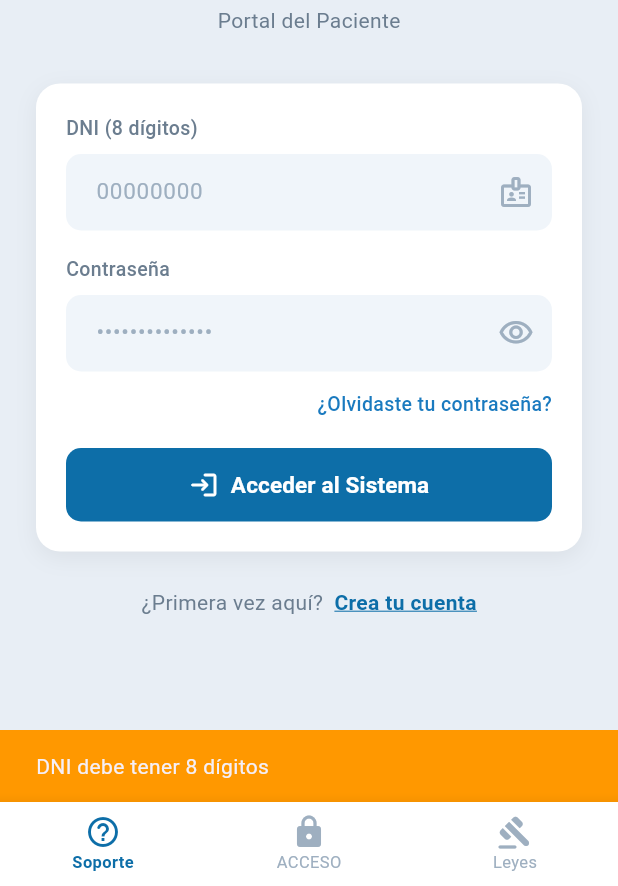
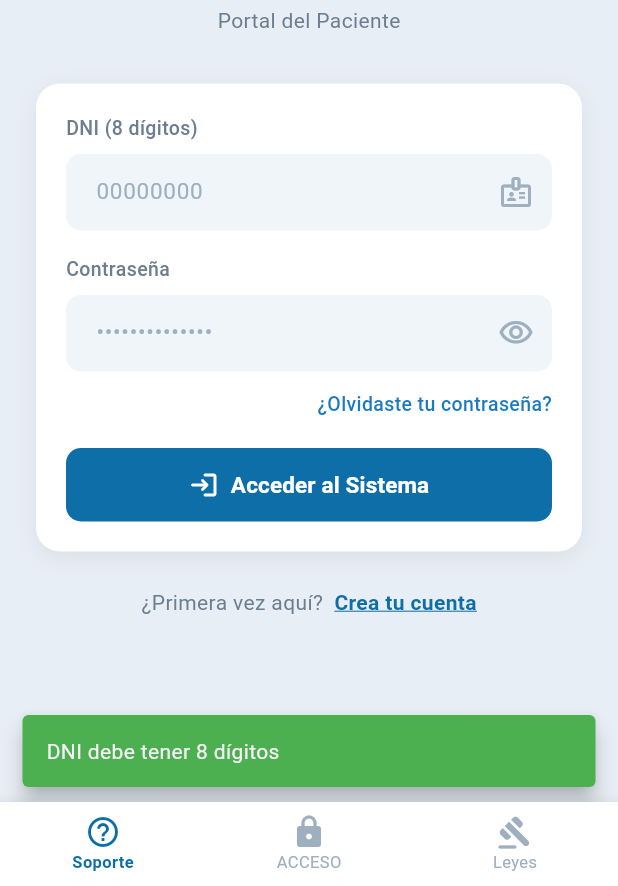
Before and after one commit to SANUVI-MINSA/ferova-clinic-mobile, a Flutter app: the screen it shows after launch, after a tap on "Acceder al Sistema", on a phone screen of 412 x 824 dp, the part 350-1236 px from its top. Run offline on Flutter 3.47's test engine with Material 3 defaults, Android fonts, the phone set to English and light mode, and no system bars; our stand-ins replace get_it, shared_preferences; statements that could not run were skipped.

Commit message:
feat: enhance login page with message handling and user feedback

```diff
--- a/lib/feature/auth/presentation/login_page.dart
+++ b/lib/feature/auth/presentation/login_page.dart
@@ -16,9 +16,43 @@ class _LoginPageState extends State<LoginPage> {
   bool _obscurePassword = true;
   int _selectedIndex = 1;
 
-  // Flags para controlar que los mensajes se muestren solo una vez
-  bool _errorShown = false;
-  bool _successShown = false;
+  // Usar un mensaje único que se muestra una sola vez
+  String? _pendingMessage;
+
+  @override
+  void initState() {
+    super.initState();
+    // Escuchar cambios en el ViewModel después de que se construya
+    WidgetsBinding.instance.addPostFrameCallback((_) {
+      _setupMessageListener();
+    });
+  }
+
+  void _setupMessageListener() {
+    final viewModel = Provider.of<LoginViewModel>(context, listen: false);
+    viewModel.messageStream.listen((message) {
+      if (mounted) {
+        _showMessage(message);
+      }
+    });
+  }
+
+  void _showMessage(String message) {
+    // Determinar si es error o éxito basado en el contenido
+    final isError = message.contains('incorrectos') ||
+                    message.contains('Error') ||
+                    message.contains('error');
+
+    ScaffoldMessenger.of(context).clearSnackBars();
+    ScaffoldMessenger.of(context).showSnackBar(
+      SnackBar(
+        content: Text(message),
+        backgroundColor: isError ? Colors.red : Colors.green,
+        duration: const Duration(seconds: 2),
+        behavior: SnackBarBehavior.floating,
+      ),
+    );
+  }
 
   @override
   void dispose() {
@@ -30,52 +64,30 @@ class _LoginPageState extends State<LoginPage> {
   @override
   Widget build(BuildContext context) {
     final viewModel = Provider.of<LoginViewModel>(context);
+    final state = viewModel.state;
 
-    // Mostrar error si existe (solo una vez)
-    if (viewModel.state.errorMessage != null && !_errorShown) {
-      _errorShown = true;
+    // Manejar navegación después de login exitoso
+    if (state.user != null && state.token != null && _pendingMessage == null) {
+      _pendingMessage = 'success';
       WidgetsBinding.instance.addPostFrameCallback((_) {
-        ScaffoldMessenger.of(context).showSnackBar(
-          SnackBar(
-            content: Text(viewModel.state.errorMessage!),
-            backgroundColor: Colors.red,
-            duration: const Duration(seconds: 4),
-          ),
-        );
-        viewModel.clearError();
-        Future.delayed(const Duration(milliseconds: 500), () {
-          _errorShown = false;
-        });
-      });
-    }
+        // Limpiar estado después de la navegación
+        final userDni = state.user!.dni;
+        viewModel.clearSuccess();
 
-    // Mostrar éxito y navegar al home (solo una vez)
-    if (viewModel.state.user != null && viewModel.state.token != null && !_successShown) {
-      _successShown = true;
-      WidgetsBinding.instance.addPostFrameCallback((_) {
-        ScaffoldMessenger.of(context).showSnackBar(
-          SnackBar(
-            content: Text('Bienvenido ${viewModel.state.user!.fullName}'),
-            backgroundColor: Colors.green,
-            duration: const Duration(seconds: 3),
-          ),
-        );
-        // Limpiar el éxito si es necesario
-        viewModel.clearSuccess();
-        Future.delayed(const Duration(milliseconds: 500), () {
         if (mounted) {
-            // Navegar a HomePage
+          // TODO: Navegar a HomePage cuando esté lista
           // Navigator.pushReplacement(
           //   context,
           //   MaterialPageRoute(builder: (_) => const HomePage()),
           // );
+
+          _pendingMessage = null;
         }
-        });
       });
     }
 
     // Mostrar loading
-    if (viewModel.state.isLoading) {
+    if (state.isLoading) {
       return const Scaffold(
         backgroundColor: Color(0xFFE8EEF5),
         body: Center(
@@ -99,8 +111,6 @@ class _LoginPageState extends State<LoginPage> {
             child: Column(
               children: [
                 const SizedBox(height: 24),
-
-                // Logo
                 Container(
                   width: 100,
                   height: 100,
@@ -122,9 +132,7 @@ class _LoginPageState extends State<LoginPage> {
                     fit: BoxFit.contain,
                   ),
                 ),
-
                 const SizedBox(height: 16),
-
                 const Text(
                   'FerovaClinic',
                   style: TextStyle(
@@ -133,17 +141,12 @@ class _LoginPageState extends State<LoginPage> {
                     color: Color(0xFF1A3A5C),
                   ),
                 ),
-
                 const SizedBox(height: 4),
-
                 const Text(
                   'Portal del Paciente',
                   style: TextStyle(fontSize: 14, color: Color(0xFF6B7D8F)),
                 ),
-
                 const SizedBox(height: 32),
-
-                // Login Card
                 Container(
                   padding: const EdgeInsets.all(20),
                   decoration: BoxDecoration(
@@ -160,7 +163,6 @@ class _LoginPageState extends State<LoginPage> {
                   child: Column(
                     crossAxisAlignment: CrossAxisAlignment.start,
                     children: [
-                      // DNI Field
                       const Text(
                         'DNI (8 dígitos)',
                         style: TextStyle(
@@ -198,10 +200,7 @@ class _LoginPageState extends State<LoginPage> {
                           ),
                         ),
                       ),
-
                       const SizedBox(height: 16),
-
-                      // Password Field
                       const Text(
                         'Contraseña',
                         style: TextStyle(
@@ -243,16 +242,11 @@ class _LoginPageState extends State<LoginPage> {
                           ),
                         ),
                       ),
-
                       const SizedBox(height: 12),
-
-                      // Forgot password
                       Align(
                         alignment: Alignment.centerRight,
                         child: GestureDetector(
-                          onTap: () {
-                            // TODO: Ir a página de recuperar contraseña
-                          },
+                          onTap: () {},
                           child: const Text(
                             '¿Olvidaste tu contraseña?',
                             style: TextStyle(
@@ -263,18 +257,13 @@ class _LoginPageState extends State<LoginPage> {
                           ),
                         ),
                       ),
-
                       const SizedBox(height: 20),
-
-                      // Login Button
                       SizedBox(
                         width: double.infinity,
                         child: ElevatedButton.icon(
-                          onPressed: viewModel.state.isLoading
+                          onPressed: state.isLoading
                               ? null
-                              : () {
-                            _login(viewModel);
-                          },
+                              : () => _login(viewModel),
                           icon: const Icon(Icons.login_rounded, size: 20),
                           label: const Text(
                             'Acceder al Sistema',
@@ -297,10 +286,7 @@ class _LoginPageState extends State<LoginPage> {
                     ],
                   ),
                 ),
-
                 const SizedBox(height: 24),
-
-                // Register link
                 Row(
                   mainAxisAlignment: MainAxisAlignment.center,
                   children: [
@@ -333,15 +319,12 @@ class _LoginPageState extends State<LoginPage> {
                     ),
                   ],
                 ),
-
                 const SizedBox(height: 24),
               ],
             ),
           ),
         ),
       ),
-
-      // Bottom Navigation Bar
       bottomNavigationBar: BottomNavigationBar(
         currentIndex: _selectedIndex,
         onTap: (index) => setState(() => _selectedIndex = index),
@@ -372,32 +355,22 @@ class _LoginPageState extends State<LoginPage> {
   }
 
   void _login(LoginViewModel viewModel) async {
-    // Resetear flags
-    _errorShown = false;
-    _successShown = false;
+    // Limpiar mensajes pendientes anteriores
+    _pendingMessage = null;
+    ScaffoldMessenger.of(context).clearSnackBars();
 
-    // Validaciones
+    // Validaciones locales
     if (dni.text.length != 8) {
-      ScaffoldMessenger.of(context).showSnackBar(
-        const SnackBar(
-          content: Text('DNI debe tener 8 dígitos'),
-          backgroundColor: Colors.orange,
-        ),
-      );
+      _showMessage('DNI debe tener 8 dígitos');
       return;
     }
 
     if (password.text.isEmpty) {
-      ScaffoldMessenger.of(context).showSnackBar(
-        const SnackBar(
-          content: Text('Ingrese su contraseña'),
-          backgroundColor: Colors.orange,
-        ),
-      );
+      _showMessage('Ingrese su contraseña');
       return;
     }
 
-    // Llamar al login
+    // Hacer el login - los mensajes vendrán a través del Stream
     await viewModel.login(dni: dni.text, password: password.text);
   }
 }
```
Lines whose indentation alone changed are shown as unchanged.
